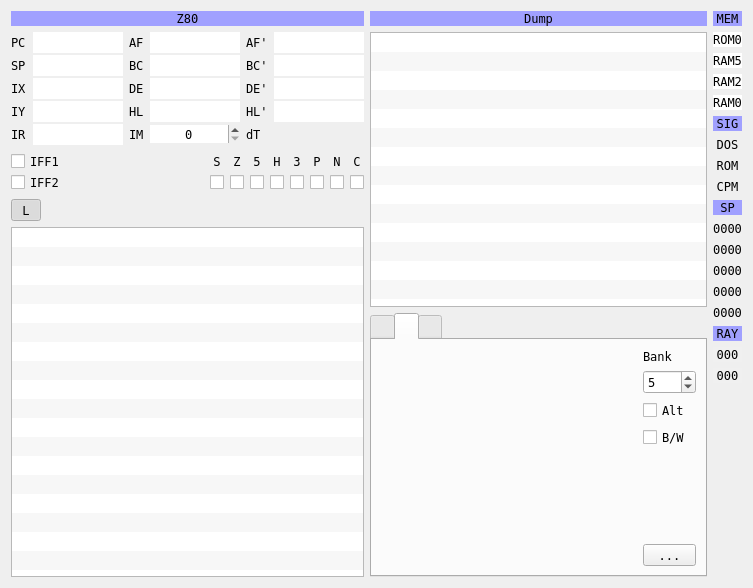
Before: the Qt Designer form ui/debuger.ui in samstyle/Xpeccy, drawn with Qt 5.
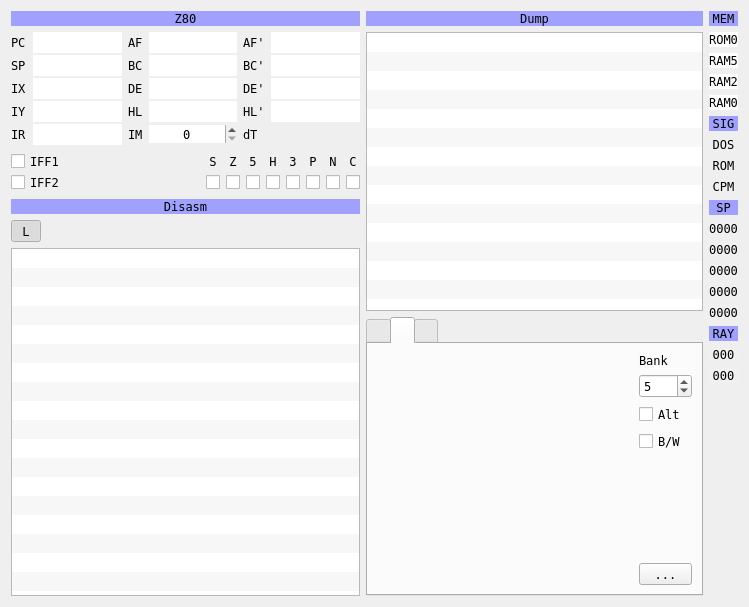
After: the same form once the commit is applied. Icons and pictures are not drawn. Custom widgets are drawn as their Qt base class.

```diff
--- a/ui/debuger.ui
+++ b/ui/debuger.ui
@@ -9,8 +9,8 @@
    <rect>
     <x>0</x>
     <y>0</y>
-    <width>753</width>
-    <height>588</height>
+    <width>749</width>
+    <height>607</height>
    </rect>
   </property>
   <property name="font">
@@ -30,7 +30,7 @@
   </property>
   <layout class="QHBoxLayout" name="horizontalLayout">
    <item>
-    <layout class="QVBoxLayout" name="verticalLayout_5" stretch="0,0,0,0,0">
+    <layout class="QVBoxLayout" name="verticalLayout_5" stretch="0,0,0,0,0,0">
      <item>
       <widget class="QLabel" name="label_26">
        <property name="styleSheet">
@@ -590,6 +590,19 @@
        </item>
       </layout>
      </item>
+     <item>
+      <widget class="QLabel" name="label_48">
+       <property name="styleSheet">
+        <string notr="true">background-color: rgb(160, 160, 255)</string>
+       </property>
+       <property name="text">
+        <string>Disasm</string>
+       </property>
+       <property name="alignment">
+        <set>Qt::AlignCenter</set>
+       </property>
+      </widget>
+     </item>
      <item>
       <layout class="QHBoxLayout" name="horizontalLayout_4">
        <item>
@@ -625,9 +638,6 @@
        <property name="contextMenuPolicy">
         <enum>Qt::CustomContextMenu</enum>
        </property>
-       <property name="autoFillBackground">
-        <bool>true</bool>
-       </property>
        <property name="verticalScrollBarPolicy">
         <enum>Qt::ScrollBarAlwaysOff</enum>
        </property>
@@ -646,9 +656,6 @@
        <property name="showGrid">
         <bool>false</bool>
        </property>
-       <property name="gridStyle">
-        <enum>Qt::DotLine</enum>
-       </property>
        <property name="rowCount">
         <number>22</number>
        </property>
```
